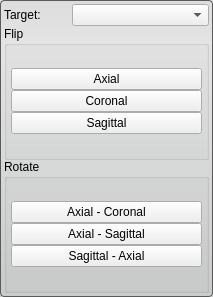
Above: src/Interface/ToolInterface/FlipToolInterface.ui from SCIInstitute/Seg3D before the change. Below: the same form after it.
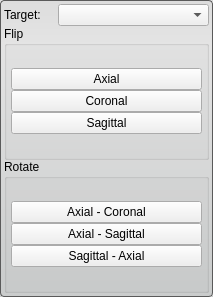
That is the form after the change.

Commit message: ui updates, all tools/filters ui's fixed

Patch:
```diff
--- a/src/Interface/ToolInterface/FlipToolInterface.ui
+++ b/src/Interface/ToolInterface/FlipToolInterface.ui
@@ -11,7 +11,7 @@
    </rect>
   </property>
   <property name="sizePolicy">
-   <sizepolicy hsizetype="MinimumExpanding" vsizetype="Fixed">
+   <sizepolicy hsizetype="Preferred" vsizetype="Fixed">
     <horstretch>0</horstretch>
     <verstretch>0</verstretch>
    </sizepolicy>
@@ -52,9 +52,9 @@
     <number>4</number>
    </property>
    <item>
-    <layout class="QHBoxLayout" name="activeHLayout" stretch="1,2">
+    <layout class="QHBoxLayout" name="activeHLayout" stretch="1,3">
      <property name="spacing">
-      <number>0</number>
+      <number>4</number>
      </property>
      <item>
       <widget class="QLabel" name="activeLabel">
```
The commit also changes 19 other files.
